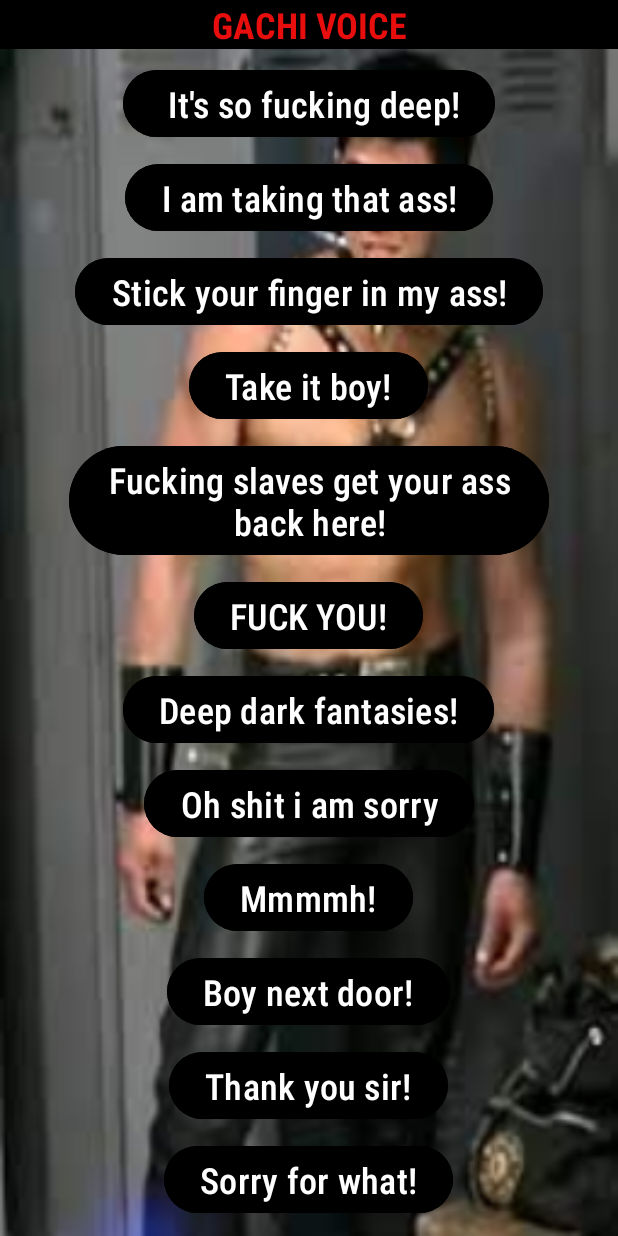
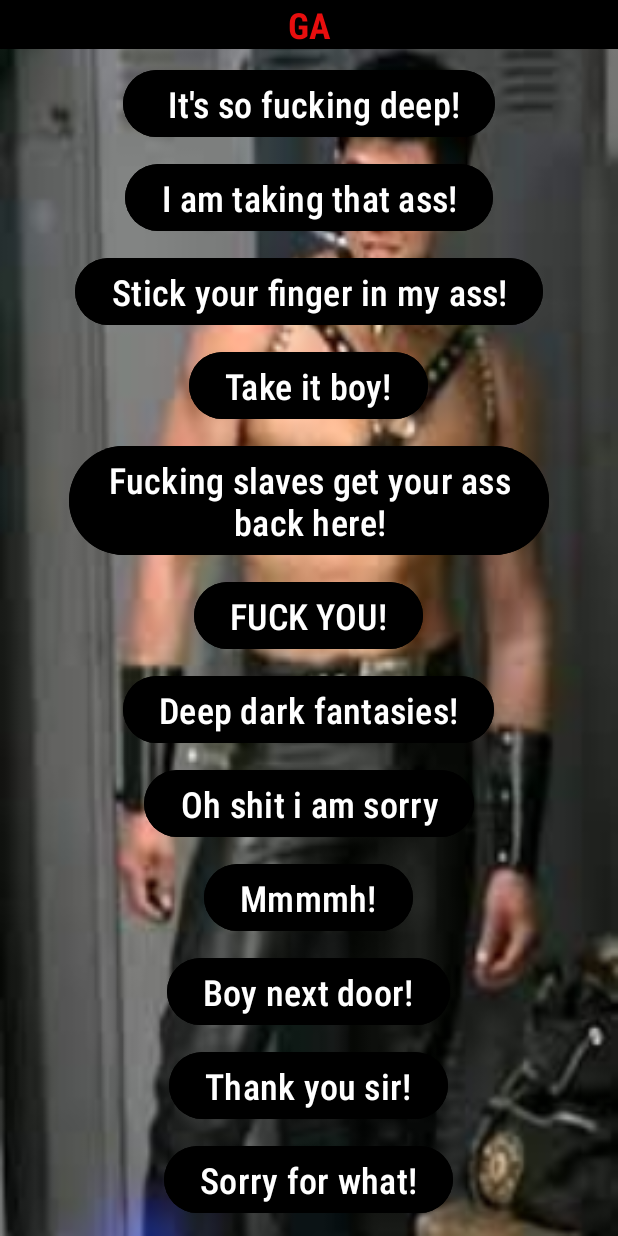
Before and after one commit to andriimazurets/GachiVoice, an Android app: the screen it shows after launch (MainActivity), after a tap on "It's so fucking deep!", on a phone screen of 412 x 824 dp. Run offline under Robolectric (Android 15) with nearby library versions, the light colour scheme and no system bars.

Commit message:
add corountines

```diff
--- a/app/build.gradle.kts
+++ b/app/build.gradle.kts
@@ -33,10 +33,13 @@ android {
     kotlinOptions {
         jvmTarget = "1.8"
     }
+
+    viewBinding {
+        enable = true
+    }
 }
 
 dependencies {
-
     implementation("androidx.core:core-ktx:1.9.0")
     implementation("androidx.appcompat:appcompat:1.6.1")
     implementation("com.google.android.material:material:1.10.0")
@@ -44,4 +47,5 @@ dependencies {
     testImplementation("junit:junit:4.13.2")
     androidTestImplementation("androidx.test.ext:junit:1.1.5")
     androidTestImplementation("androidx.test.espresso:espresso-core:3.5.1")
+    implementation("org.jetbrains.kotlinx:kotlinx-coroutines-android:1.6.4")
 }
--- a/app/src/main/java/com/mazurets/gachivoice/MainActivity.kt
+++ b/app/src/main/java/com/mazurets/gachivoice/MainActivity.kt
@@ -1,14 +1,27 @@
 package com.mazurets.gachivoice
 
+import android.graphics.Color
 import android.media.MediaPlayer
+import android.opengl.Visibility
 import androidx.appcompat.app.AppCompatActivity
 import android.os.Bundle
+import android.view.View
 import android.widget.Button
+import com.mazurets.gachivoice.databinding.ActivityMainBinding
+import kotlinx.coroutines.DelicateCoroutinesApi
+import kotlinx.coroutines.Dispatchers
+import kotlinx.coroutines.GlobalScope
+import kotlinx.coroutines.delay
+import kotlinx.coroutines.launch
+import kotlinx.coroutines.newSingleThreadContext
 
 class MainActivity : AppCompatActivity() {
+    private lateinit var binding: ActivityMainBinding
+    @OptIn(DelicateCoroutinesApi::class)
     override fun onCreate(savedInstanceState: Bundle?) {
         super.onCreate(savedInstanceState)
-        setContentView(R.layout.activity_main)
+        binding = ActivityMainBinding.inflate(layoutInflater).also { setContentView(it.root) }
+
         val buttonIds = (1..21).map { resources.getIdentifier("button_voice$it", "id", packageName) }
         val mediaPlayerIds = (1..21).map { resources.getIdentifier("volume$it", "raw", packageName) }
         val buttons = buttonIds.map { findViewById<Button>(it) }
@@ -20,5 +33,30 @@ class MainActivity : AppCompatActivity() {
             }
         }
 
+        GlobalScope.launch(Dispatchers.Main) {
+            while (true) {
+                binding.textMainText.text = "G"
+                delay(1000L)
+                binding.textMainText.text = "GA"
+                delay(1000L)
+                binding.textMainText.text = "GAC"
+                delay(1000L)
+                binding.textMainText.text = "GACH"
+                delay(1000L)
+                binding.textMainText.text = "GACHI"
+                delay(1000L)
+                binding.textMainText.text = "GACHI V"
+                delay(1000L)
+                binding.textMainText.text = "GACHI VO"
+                delay(1000L)
+                binding.textMainText.text = "GACHI VOI"
+                delay(1000L)
+                binding.textMainText.text = "GACHI VOIC"
+                delay(1000L)
+                binding.textMainText.text = "GACHI VOICE"
+                delay(1000L)
+                binding.textMainText.text = ""
+            }
+        }
     }
 }
--- /dev/null
+++ b/app/src/main/res/anim/anim.xml
@@ -0,0 +1,4 @@
+<?xml version="1.0" encoding="utf-8"?>
+<set xmlns:android="http://schemas.android.com/apk/res/android">
+
+</set>
--- a/app/src/main/res/layout/activity_main.xml
+++ b/app/src/main/res/layout/activity_main.xml
@@ -9,6 +9,7 @@
 
     <TextView
         android:id="@+id/text_mainText"
+        android:visibility="visible"
         android:layout_width="match_parent"
         android:layout_height="wrap_content"
         android:background="@color/black"
```
